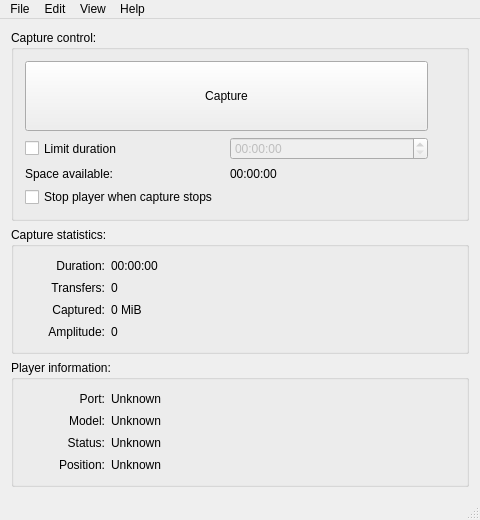
This is Linux-Application/DomesdayDuplicator/mainwindow.ui in simoninns/DomesdayDuplicator-gui-app as Qt 5 draws it before an edit. The edited form follows.
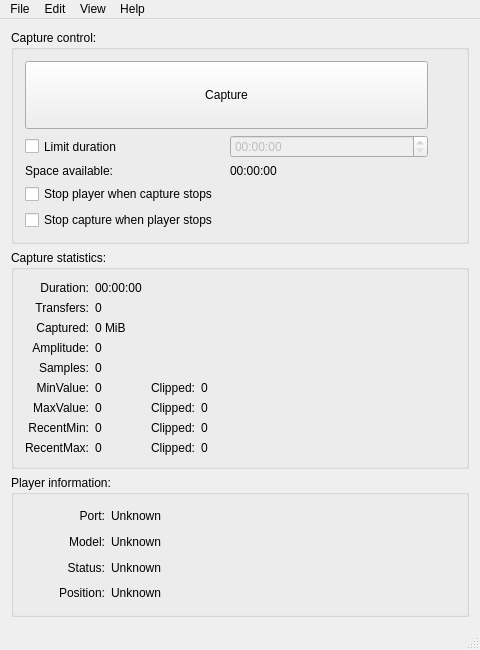
This is the edited form. Icons and pictures are not drawn. Custom widgets are drawn as their Qt base class.

Commit message: Improvements to capture stats, metadata, and file naming. Added user code retrieval.

```diff
--- a/Linux-Application/DomesdayDuplicator/mainwindow.ui
+++ b/Linux-Application/DomesdayDuplicator/mainwindow.ui
@@ -7,13 +7,13 @@
     <x>0</x>
     <y>0</y>
     <width>480</width>
-    <height>520</height>
+    <height>650</height>
    </rect>
   </property>
   <property name="minimumSize">
    <size>
     <width>480</width>
-    <height>520</height>
+    <height>650</height>
    </size>
   </property>
   <property name="windowTitle">
@@ -72,6 +72,26 @@
          </item>
          <item>
           <layout class="QGridLayout" name="captureControlGridLayout">
+           <item row="2" column="0" colspan="2">
+            <widget class="QCheckBox" name="stopPlayerWhenCaptureStops">
+             <property name="text">
+              <string>Stop player when capture stops</string>
+             </property>
+            </widget>
+           </item>
+           <item row="1" column="1">
+            <widget class="QLabel" name="spaceAvailableLabel">
+             <property name="sizePolicy">
+              <sizepolicy hsizetype="Preferred" vsizetype="Expanding">
+               <horstretch>0</horstretch>
+               <verstretch>0</verstretch>
+              </sizepolicy>
+             </property>
+             <property name="text">
+              <string>00:00:00</string>
+             </property>
+            </widget>
+           </item>
            <item row="0" column="1">
             <widget class="QTimeEdit" name="durationLimitTimeEdit">
              <property name="enabled">
@@ -101,19 +121,6 @@
              </property>
             </widget>
            </item>
-           <item row="1" column="1">
-            <widget class="QLabel" name="spaceAvailableLabel">
-             <property name="sizePolicy">
-              <sizepolicy hsizetype="Preferred" vsizetype="Expanding">
-               <horstretch>0</horstretch>
-               <verstretch>0</verstretch>
-              </sizepolicy>
-             </property>
-             <property name="text">
-              <string>00:00:00</string>
-             </property>
-            </widget>
-           </item>
            <item row="1" column="0">
             <widget class="QLabel" name="spaceAvailablePreLabel">
              <property name="text">
@@ -121,10 +128,10 @@
              </property>
             </widget>
            </item>
-           <item row="2" column="0" colspan="2">
-            <widget class="QCheckBox" name="stopPlayerWhenCaptureStops">
+           <item row="3" column="0" colspan="2">
+            <widget class="QCheckBox" name="stopCaptureWhenPlayerStops">
              <property name="text">
-              <string>Stop player when capture stops</string>
+              <string>Stop capture when player stops</string>
              </property>
             </widget>
            </item>
@@ -176,24 +183,100 @@
       </property>
       <layout class="QHBoxLayout" name="captureStatsHorizontalLayout">
        <item>
-        <layout class="QGridLayout" name="captureStatsGridLayout" columnminimumwidth="80,0">
-         <item row="0" column="0">
-          <widget class="QLabel" name="durationPreLabel">
+        <layout class="QGridLayout" name="captureStatsGridLayout" columnstretch="0,0,0,0">
+         <item row="7" column="3">
+          <widget class="QLabel" name="recentMinValueClippedLabel">
+           <property name="text">
+            <string>0</string>
+           </property>
+          </widget>
+         </item>
+         <item row="5" column="3">
+          <widget class="QLabel" name="minValueClippedLabel">
            <property name="minimumSize">
             <size>
+             <width>50</width>
+             <height>0</height>
+            </size>
+           </property>
+           <property name="text">
+            <string>0</string>
+           </property>
+          </widget>
+         </item>
+         <item row="7" column="2">
+          <widget class="QLabel" name="recentMinValueClippedPreLabel">
+           <property name="text">
+            <string>Clipped:</string>
+           </property>
+           <property name="alignment">
+            <set>Qt::AlignmentFlag::AlignRight|Qt::AlignmentFlag::AlignTrailing|Qt::AlignmentFlag::AlignVCenter</set>
+           </property>
+          </widget>
+         </item>
+         <item row="7" column="0">
+          <widget class="QLabel" name="recentMinValuePreLabel">
+           <property name="text">
+            <string>RecentMin:</string>
+           </property>
+           <property name="alignment">
+            <set>Qt::AlignmentFlag::AlignRight|Qt::AlignmentFlag::AlignTrailing|Qt::AlignmentFlag::AlignVCenter</set>
+           </property>
+          </widget>
+         </item>
+         <item row="5" column="0">
+          <widget class="QLabel" name="minValuePreLabel">
+           <property name="text">
+            <string>MinValue:</string>
+           </property>
+           <property name="alignment">
+            <set>Qt::AlignmentFlag::AlignRight|Qt::AlignmentFlag::AlignTrailing|Qt::AlignmentFlag::AlignVCenter</set>
+           </property>
+          </widget>
+         </item>
+         <item row="2" column="0">
+          <widget class="QLabel" name="dataCapturedPreLabel">
+           <property name="minimumSize">
+            <size>
              <width>0</width>
              <height>0</height>
             </size>
            </property>
            <property name="text">
-            <string>Duration:</string>
+            <string>Captured:</string>
            </property>
            <property name="alignment">
             <set>Qt::AlignmentFlag::AlignRight|Qt::AlignmentFlag::AlignTrailing|Qt::AlignmentFlag::AlignVCenter</set>
            </property>
           </widget>
          </item>
-         <item row="0" column="1">
+         <item row="5" column="2">
+          <widget class="QLabel" name="minValueClippedPreLabel">
+           <property name="text">
+            <string>Clipped:</string>
+           </property>
+           <property name="alignment">
+            <set>Qt::AlignmentFlag::AlignRight|Qt::AlignmentFlag::AlignTrailing|Qt::AlignmentFlag::AlignVCenter</set>
+           </property>
+          </widget>
+         </item>
+         <item row="3" column="0">
+          <widget class="QLabel" name="meanAmplitudePreLabel">
+           <property name="minimumSize">
+            <size>
+             <width>0</width>
+             <height>0</height>
+            </size>
+           </property>
+           <property name="text">
+            <string>Amplitude:</string>
+           </property>
+           <property name="alignment">
+            <set>Qt::AlignmentFlag::AlignRight|Qt::AlignmentFlag::AlignTrailing|Qt::AlignmentFlag::AlignVCenter</set>
+           </property>
+          </widget>
+         </item>
+         <item row="0" column="1" colspan="3">
           <widget class="QLabel" name="durationLabel">
            <property name="sizePolicy">
             <sizepolicy hsizetype="Expanding" vsizetype="Preferred">
@@ -206,6 +289,63 @@
            </property>
           </widget>
          </item>
+         <item row="6" column="2">
+          <widget class="QLabel" name="maxValueClippedPreLabel">
+           <property name="text">
+            <string>Clipped:</string>
+           </property>
+           <property name="alignment">
+            <set>Qt::AlignmentFlag::AlignRight|Qt::AlignmentFlag::AlignTrailing|Qt::AlignmentFlag::AlignVCenter</set>
+           </property>
+          </widget>
+         </item>
+         <item row="6" column="3">
+          <widget class="QLabel" name="maxValueClippedLabel">
+           <property name="text">
+            <string>0</string>
+           </property>
+          </widget>
+         </item>
+         <item row="7" column="1">
+          <widget class="QLabel" name="recentMinValueLabel">
+           <property name="text">
+            <string>0</string>
+           </property>
+          </widget>
+         </item>
+         <item row="4" column="0">
+          <widget class="QLabel" name="sampleCountPreLabel">
+           <property name="text">
+            <string>Samples:</string>
+           </property>
+           <property name="alignment">
+            <set>Qt::AlignmentFlag::AlignRight|Qt::AlignmentFlag::AlignTrailing|Qt::AlignmentFlag::AlignVCenter</set>
+           </property>
+          </widget>
+         </item>
+         <item row="5" column="1">
+          <widget class="QLabel" name="minValueLabel">
+           <property name="minimumSize">
+            <size>
+             <width>50</width>
+             <height>0</height>
+            </size>
+           </property>
+           <property name="text">
+            <string>0</string>
+           </property>
+          </widget>
+         </item>
+         <item row="8" column="2">
+          <widget class="QLabel" name="recentMaxValueClippedPreLabel">
+           <property name="text">
+            <string>Clipped:</string>
+           </property>
+           <property name="alignment">
+            <set>Qt::AlignmentFlag::AlignRight|Qt::AlignmentFlag::AlignTrailing|Qt::AlignmentFlag::AlignVCenter</set>
+           </property>
+          </widget>
+         </item>
          <item row="1" column="0">
           <widget class="QLabel" name="numberOfTransfersPreLabel">
            <property name="minimumSize">
@@ -222,36 +362,7 @@
            </property>
           </widget>
          </item>
-         <item row="1" column="1">
-          <widget class="QLabel" name="numberOfTransfersLabel">
-           <property name="sizePolicy">
-            <sizepolicy hsizetype="Expanding" vsizetype="Preferred">
-             <horstretch>0</horstretch>
-             <verstretch>0</verstretch>
-            </sizepolicy>
-           </property>
-           <property name="text">
-            <string>0</string>
-           </property>
-          </widget>
-         </item>
-         <item row="2" column="0">
-          <widget class="QLabel" name="dataCapturedPreLabel">
-           <property name="minimumSize">
-            <size>
-             <width>0</width>
-             <height>0</height>
-            </size>
-           </property>
-           <property name="text">
-            <string>Captured:</string>
-           </property>
-           <property name="alignment">
-            <set>Qt::AlignmentFlag::AlignRight|Qt::AlignmentFlag::AlignTrailing|Qt::AlignmentFlag::AlignVCenter</set>
-           </property>
-          </widget>
-         </item>
-         <item row="2" column="1">
+         <item row="2" column="1" colspan="3">
           <widget class="QLabel" name="dataCapturedLabel">
            <property name="sizePolicy">
             <sizepolicy hsizetype="Expanding" vsizetype="Preferred">
@@ -264,23 +375,30 @@
            </property>
           </widget>
          </item>
-         <item row="3" column="0">
-          <widget class="QLabel" name="meanAmplitudePreLabel">
+         <item row="4" column="1" colspan="3">
+          <widget class="QLabel" name="sampleCountLabel">
            <property name="minimumSize">
             <size>
-             <width>0</width>
+             <width>80</width>
              <height>0</height>
             </size>
            </property>
            <property name="text">
-            <string>Amplitude:</string>
+            <string>0</string>
+           </property>
+          </widget>
+         </item>
+         <item row="8" column="0">
+          <widget class="QLabel" name="recentMaxValuePreLabel">
+           <property name="text">
+            <string>RecentMax:</string>
            </property>
            <property name="alignment">
             <set>Qt::AlignmentFlag::AlignRight|Qt::AlignmentFlag::AlignTrailing|Qt::AlignmentFlag::AlignVCenter</set>
            </property>
           </widget>
          </item>
-         <item row="3" column="1">
+         <item row="3" column="1" colspan="3">
           <widget class="QLabel" name="meanAmplitudeLabel">
            <property name="sizePolicy">
             <sizepolicy hsizetype="Expanding" vsizetype="Preferred">
@@ -293,6 +411,66 @@
            </property>
           </widget>
          </item>
+         <item row="6" column="0">
+          <widget class="QLabel" name="maxValuePreLabel">
+           <property name="text">
+            <string>MaxValue:</string>
+           </property>
+           <property name="alignment">
+            <set>Qt::AlignmentFlag::AlignRight|Qt::AlignmentFlag::AlignTrailing|Qt::AlignmentFlag::AlignVCenter</set>
+           </property>
+          </widget>
+         </item>
+         <item row="0" column="0">
+          <widget class="QLabel" name="durationPreLabel">
+           <property name="minimumSize">
+            <size>
+             <width>0</width>
+             <height>0</height>
+            </size>
+           </property>
+           <property name="text">
+            <string>Duration:</string>
+           </property>
+           <property name="alignment">
+            <set>Qt::AlignmentFlag::AlignRight|Qt::AlignmentFlag::AlignTrailing|Qt::AlignmentFlag::AlignVCenter</set>
+           </property>
+          </widget>
+         </item>
+         <item row="8" column="1">
+          <widget class="QLabel" name="recentMaxValueLabel">
+           <property name="text">
+            <string>0</string>
+           </property>
+          </widget>
+         </item>
+         <item row="8" column="3">
+          <widget class="QLabel" name="recentMaxValueClippedLabel">
+           <property name="text">
+            <string>0</string>
+           </property>
+          </widget>
+         </item>
+         <item row="6" column="1">
+          <widget class="QLabel" name="maxValueLabel">
+           <property name="text">
+            <string>0</string>
+           </property>
+          </widget>
+         </item>
+         <item row="1" column="1" colspan="3">
+          <widget class="QLabel" name="numberOfTransfersLabel">
+           <property name="sizePolicy">
+            <sizepolicy hsizetype="Expanding" vsizetype="Preferred">
+             <horstretch>0</horstretch>
+             <verstretch>0</verstretch>
+            </sizepolicy>
+           </property>
+           <property name="text">
+            <string>0</string>
+           </property>
+          </widget>
+         </item>
         </layout>
        </item>
        <item>
@@ -514,7 +692,7 @@
   </action>
   <action name="actionPlayer_remote">
    <property name="text">
-    <string>Player remote</string>
+    <string>Player remote and commands</string>
    </property>
   </action>
   <action name="actionLog_file">
@@ -542,7 +720,7 @@
   </action>
   <action name="actionAdvanced_naming">
    <property name="text">
-    <string>Advanced naming</string>
+    <string>Advanced naming and metadata</string>
    </property>
   </action>
  </widget>
```
The commit also changes 16 other files.
